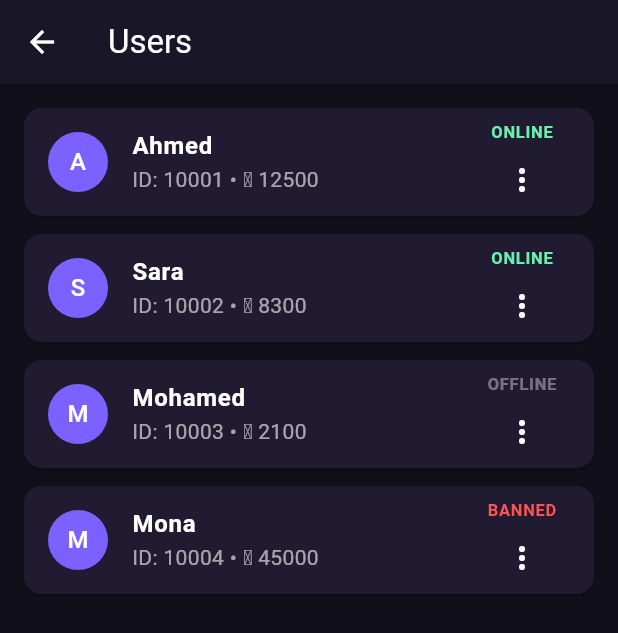
After one commit to Amrkhattap1986/sawtna_test, a Flutter app: the screen it shows after launch, item 4 of the bottom bar chosen, after a tap on "Users Management", on a phone screen of 412 x 824 dp. The commit adds this screen. Shown: the top 633 px of the screen. Run offline on Flutter 3.47's test engine with Material 3 defaults, Android fonts, the phone set to English and light mode, and no system bars; Roboto replaces fonts that are missing (sans).

Commit message:
Add users management button

```diff
--- a/lib/admin/admin_dashboard.dart
+++ b/lib/admin/admin_dashboard.dart
@@ -1,4 +1,5 @@
 import 'package:flutter/material.dart';
+import 'admin_users.dart';
 
 class AdminDashboard extends StatefulWidget {
   const AdminDashboard({super.key});
@@ -109,6 +110,25 @@ class _AdminDashboardState extends State<AdminDashboard> {
       ),
       body: Column(
         children: [
+          Padding(
+            padding: const EdgeInsets.fromLTRB(12, 12, 12, 4),
+            child: SizedBox(
+              width: double.infinity,
+              height: 52,
+              child: ElevatedButton.icon(
+                onPressed: () {
+                  Navigator.push(
+                    context,
+                    MaterialPageRoute(
+                      builder: (context) => const AdminUsers(),
+                    ),
+                  );
+                },
+                icon: const Icon(Icons.people),
+                label: const Text('Users Management'),
+              ),
+            ),
+          ),
           SizedBox(
             height: 55,
             child: ListView.builder(
--- /dev/null
+++ b/lib/admin/admin_users.dart
@@ -0,0 +1,133 @@
+import 'package:flutter/material.dart';
+
+class AdminUsers extends StatefulWidget {
+  const AdminUsers({super.key});
+
+  @override
+  State<AdminUsers> createState() => _AdminUsersState();
+}
+
+class _AdminUsersState extends State<AdminUsers> {
+  final List<Map<String, dynamic>> users = [
+    {
+      'name': 'Ahmed',
+      'id': '10001',
+      'coins': 12500,
+      'online': true,
+      'banned': false,
+    },
+    {
+      'name': 'Sara',
+      'id': '10002',
+      'coins': 8300,
+      'online': true,
+      'banned': false,
+    },
+    {
+      'name': 'Mohamed',
+      'id': '10003',
+      'coins': 2100,
+      'online': false,
+      'banned': false,
+    },
+    {
+      'name': 'Mona',
+      'id': '10004',
+      'coins': 45000,
+      'online': false,
+      'banned': true,
+    },
+  ];
+
+  void toggleBan(int index) {
+    setState(() {
+      users[index]['banned'] = !users[index]['banned'];
+    });
+  }
+
+  @override
+  Widget build(BuildContext context) {
+    return Scaffold(
+      backgroundColor: const Color(0xFF11101A),
+      appBar: AppBar(
+        backgroundColor: const Color(0xFF191627),
+        foregroundColor: Colors.white,
+        title: const Text('Users'),
+      ),
+      body: ListView.builder(
+        padding: const EdgeInsets.all(16),
+        itemCount: users.length,
+        itemBuilder: (context, index) {
+          final user = users[index];
+          final banned = user['banned'] as bool;
+          final online = user['online'] as bool;
+
+          return Card(
+            color: const Color(0xFF211B31),
+            margin: const EdgeInsets.only(bottom: 12),
+            child: ListTile(
+              leading: CircleAvatar(
+                backgroundColor: const Color(0xFF7B61FF),
+                child: Text(
+                  (user['name'] as String)[0],
+                  style: const TextStyle(color: Colors.white),
+                ),
+              ),
+              title: Text(
+                user['name'] as String,
+                style: const TextStyle(
+                  color: Colors.white,
+                  fontWeight: FontWeight.bold,
+                ),
+              ),
+              subtitle: Text(
+                'ID: ${user['id']} • 🪙 ${user['coins']}',
+                style: const TextStyle(color: Colors.white60),
+              ),
+              trailing: Column(
+                mainAxisAlignment: MainAxisAlignment.center,
+                children: [
+                  Text(
+                    banned
+                        ? 'BANNED'
+                        : online
+                            ? 'ONLINE'
+                            : 'OFFLINE',
+                    style: TextStyle(
+                      color: banned
+                          ? Colors.redAccent
+                          : online
+                              ? Colors.greenAccent
+                              : Colors.white38,
+                      fontSize: 11,
+                      fontWeight: FontWeight.bold,
+                    ),
+                  ),
+                  PopupMenuButton<String>(
+                    icon: const Icon(
+                      Icons.more_vert,
+                      color: Colors.white,
+                    ),
+                    onSelected: (value) {
+                      if (value == 'ban') {
+                        toggleBan(index);
+                      }
+                    },
+                    itemBuilder: (context) => [
+                      PopupMenuItem(
+                        value: 'ban',
+                        child: Text(
+                          banned ? 'Unban User' : 'Ban User',
+                        ),
+                      ),
+                    ],
+                  ),
+                ],
+              ),
+            ),
+          );
+        },
+      ),
+    );
+  }
+}
```
